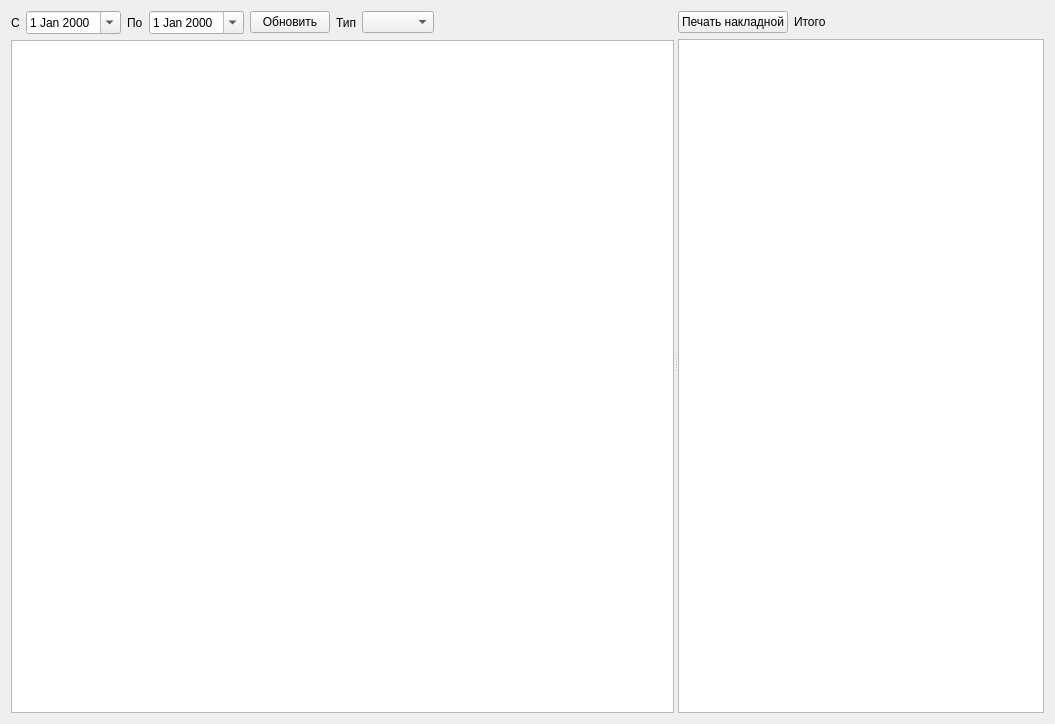
This is formnakl.ui in Sergeyego/wire_pr as Qt 5 draws it before an edit. The edited form follows.
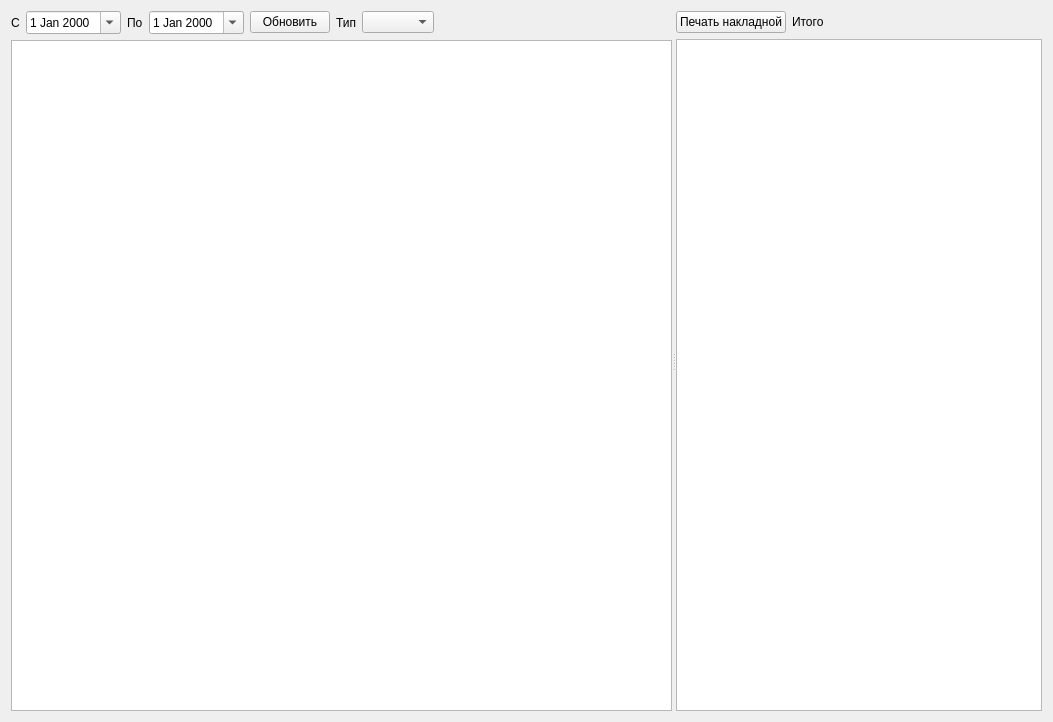
This is the edited form. Icons and pictures are not drawn. Custom widgets are drawn as their Qt base class.

The edit to the form file:
```diff
--- a/formnakl.ui
+++ b/formnakl.ui
@@ -6,8 +6,8 @@
    <rect>
     <x>0</x>
     <y>0</y>
-    <width>1055</width>
-    <height>724</height>
+    <width>1053</width>
+    <height>722</height>
    </rect>
   </property>
   <property name="windowTitle">
```
Left out of the diff: 2 changed lines with no effect on the pictures.
